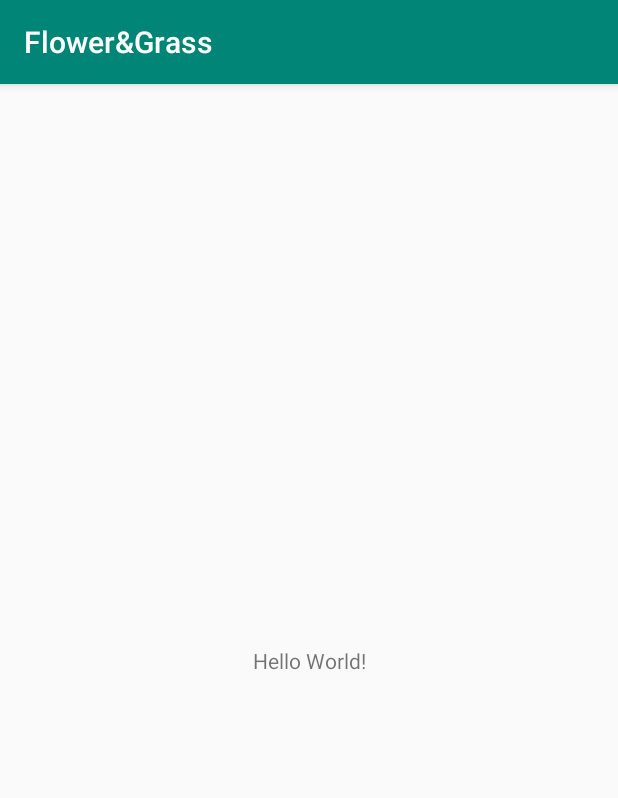
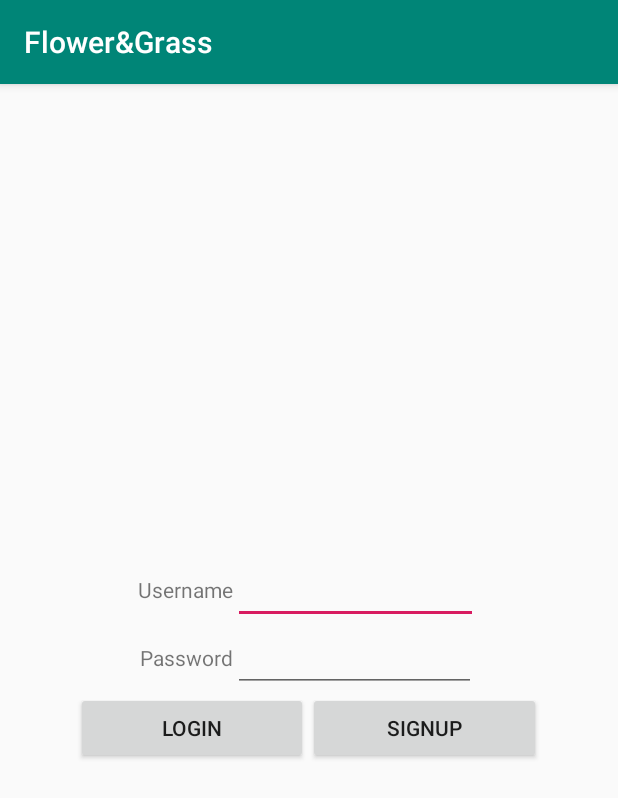
Before and after one commit to qingyiz1/COMP30022-2019-FLOWER-GRASS, an Android app: the screen it shows after launch (MainActivity), on a phone screen of 412 x 824 dp. Shown: the top 798 px of the screen. Run offline under Robolectric (Android 15) with nearby library versions, the phone set to English and light mode, and no system bars.

Commit message:
Login system

```diff
--- a/app/src/main/java/com/example/flowergrass/MainActivity.java
+++ b/app/src/main/java/com/example/flowergrass/MainActivity.java
@@ -3,12 +3,37 @@ package com.example.flowergrass;
 import androidx.appcompat.app.AppCompatActivity;
 
 import android.os.Bundle;
+import android.view.View;
+import android.widget.Button;
+import android.widget.Toast;
 
 public class MainActivity extends AppCompatActivity {
+    Button signUp,logIn;
+
+
 
     @Override
     protected void onCreate(Bundle savedInstanceState) {
         super.onCreate(savedInstanceState);
         setContentView(R.layout.activity_main);
+
+
+        signUp = findViewById(R.id.signUpBtn);
+        logIn = findViewById(R.id.logInBtn);
+
+        signUp.setOnClickListener(new View.OnClickListener() {
+            @Override
+            public void onClick(View view) {
+                Toast.makeText(MainActivity.this,"You Clicked signUp", Toast.LENGTH_LONG).show();
+            }
+        });
+
+        logIn.setOnClickListener(new View.OnClickListener() {
+            @Override
+            public void onClick(View view) {
+                Toast.makeText(MainActivity.this,"You Clicked logIn",Toast.LENGTH_LONG).show();
+            }
+        });
+
     }
 }
--- a/app/src/main/res/layout/activity_main.xml
+++ b/app/src/main/res/layout/activity_main.xml
@@ -1,18 +1,14 @@
 <?xml version="1.0" encoding="utf-8"?>
-<androidx.constraintlayout.widget.ConstraintLayout xmlns:android="http://schemas.android.com/apk/res/android"
+<androidx.coordinatorlayout.widget.CoordinatorLayout xmlns:android="http://schemas.android.com/apk/res/android"
     xmlns:app="http://schemas.android.com/apk/res-auto"
     xmlns:tools="http://schemas.android.com/tools"
     android:layout_width="match_parent"
     android:layout_height="match_parent"
     tools:context=".MainActivity">
 
-    <TextView
-        android:layout_width="wrap_content"
-        android:layout_height="wrap_content"
-        android:text="Hello World!"
-        app:layout_constraintBottom_toBottomOf="parent"
-        app:layout_constraintLeft_toLeftOf="parent"
-        app:layout_constraintRight_toRightOf="parent"
-        app:layout_constraintTop_toTopOf="parent" />
 
-</androidx.constraintlayout.widget.ConstraintLayout>
+
+
+    <include layout="@layout/content_main" />
+
+</androidx.coordinatorlayout.widget.CoordinatorLayout>
--- /dev/null
+++ b/app/src/main/res/layout/content_main.xml
@@ -0,0 +1,110 @@
+<?xml version="1.0" encoding="utf-8"?>
+<RelativeLayout xmlns:android="http://schemas.android.com/apk/res/android"
+    xmlns:app="http://schemas.android.com/apk/res-auto"
+    xmlns:tools="http://schemas.android.com/tools"
+    android:layout_width="match_parent"
+    android:layout_height="match_parent"
+    android:orientation="vertical"
+    tools:context=".MainActivity"
+    tools:showIn="@layout/activity_main"
+    >
+
+
+    <LinearLayout
+        android:id="@+id/linearLayout"
+        android:layout_width="310dp"
+        android:layout_height="wrap_content"
+        android:layout_centerInParent="true"
+        android:layout_gravity="center"
+        android:orientation="vertical"
+
+        >
+
+
+        <LinearLayout
+            android:layout_width="310dp"
+            android:layout_height="wrap_content"
+            android:layout_centerInParent="true"
+            android:layout_gravity="center"
+
+            android:orientation="vertical">
+
+            <LinearLayout
+                android:layout_width="match_parent"
+                android:layout_height="wrap_content"
+                android:layout_gravity="center_horizontal"
+                android:gravity="center"
+                android:orientation="horizontal">
+
+                <TextView
+                    android:id="@+id/textView1"
+                    android:layout_width="wrap_content"
+                    android:layout_height="wrap_content"
+                    android:layout_gravity="center_vertical"
+                    android:text="Username" />
+
+                <EditText
+                    android:id="@+id/editText1"
+                    android:layout_width="163dp"
+                    android:layout_height="wrap_content"
+                    android:layout_gravity="center_vertical"
+                    android:ems="10"
+                    android:inputType="text" />
+
+
+            </LinearLayout>
+
+            <LinearLayout
+                android:layout_width="match_parent"
+                android:layout_height="wrap_content"
+                android:gravity="center"
+                android:orientation="horizontal">
+
+                <TextView
+                    android:id="@+id/textView2"
+                    android:layout_width="wrap_content"
+                    android:layout_height="wrap_content"
+                    android:layout_gravity="center_vertical"
+                    android:text="Password" />
+
+                <EditText
+                    android:id="@+id/editText2"
+                    android:layout_width="162dp"
+                    android:layout_height="wrap_content"
+                    android:layout_gravity="center_horizontal"
+                    android:ems="10"
+                    android:inputType="textPassword" />
+            </LinearLayout>
+
+            <LinearLayout
+                android:layout_width="match_parent"
+                android:layout_height="wrap_content"
+                android:layout_gravity="center"
+                android:orientation="horizontal">
+
+                <Button
+                    android:id="@+id/logInBtn"
+                    android:layout_width="wrap_content"
+                    android:layout_height="wrap_content"
+                    android:layout_gravity="center_horizontal"
+                    android:layout_weight="1"
+                    android:text="Login"
+                    tools:layout_editor_absoluteX="8dp"
+                    tools:layout_editor_absoluteY="105dp" />
+
+                <Button
+                    android:id="@+id/signUpBtn"
+                    android:layout_width="wrap_content"
+                    android:layout_height="wrap_content"
+                    android:layout_gravity="center_horizontal"
+                    android:layout_weight="1"
+                    android:text="Signup"
+                    tools:layout_editor_absoluteX="110dp"
+                    tools:layout_editor_absoluteY="105dp" />
+
+            </LinearLayout>
+        </LinearLayout>
+    </LinearLayout>
+
+
+</RelativeLayout>
```
Also changed, not shown: 16 other files.
